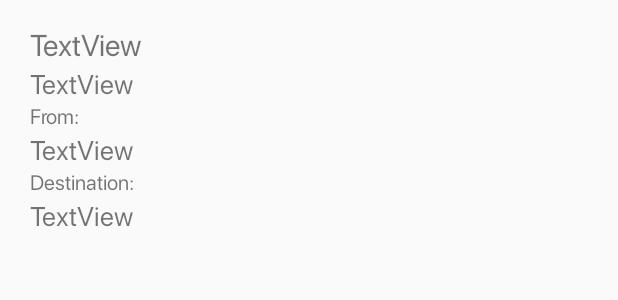
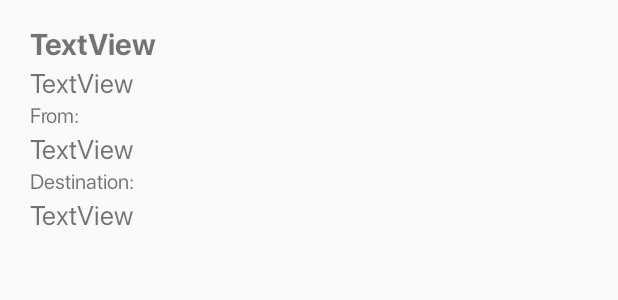
Before and after one commit to sypatricia/ReservApp, an Android app: the layout list_item_reservation.xml on its own in the app's theme, with its tools: preview values and no code run, on a phone screen of 412 x 824 dp. Shown: the top 300 px of the screen. Run offline under Robolectric (Android 15) with nearby library versions, the phone set to English and light mode, and no system bars.

Commit message:
updated ui design for reservations fragment (tbc)

```diff
--- /dev/null
+++ b/app/src/main/res/drawable/ic_add.xml
@@ -0,0 +1,5 @@
+<vector android:height="24dp" android:tint="#FFFFFF"
+    android:viewportHeight="24" android:viewportWidth="24"
+    android:width="24dp" xmlns:android="http://schemas.android.com/apk/res/android">
+    <path android:fillColor="@android:color/white" android:pathData="M19,13h-6v6h-2v-6H5v-2h6V5h2v6h6v2z"/>
+</vector>
--- a/app/src/main/res/layout/fragment_reservations.xml
+++ b/app/src/main/res/layout/fragment_reservations.xml
@@ -15,7 +15,7 @@
         <TextView
             android:layout_width="wrap_content"
             android:layout_height="wrap_content"
-            android:text="Reservations"
+            android:text="My Reservations"
             android:fontFamily="@font/bold"
             android:textColor="@color/mclblue"
             android:layout_marginBottom="25dp"
@@ -57,7 +57,8 @@
             android:drawablePadding="1dip"
             android:paddingLeft="25dp"
             android:paddingRight="25dp"
-            android:text="Add New"
+            android:text="New Reservation"
+            android:drawableLeft="@drawable/ic_add"
             android:textAllCaps="false"
             android:textColor="@color/white"
             android:textSize="18dp" />
--- a/app/src/main/res/layout/list_item_reservation.xml
+++ b/app/src/main/res/layout/list_item_reservation.xml
@@ -13,7 +13,7 @@
         android:layout_height="wrap_content"
         android:text="TextView"
         android:textSize="20dp"
-        android:fontFamily="@font/regular"
+        android:fontFamily="@font/bold"
         android:layout_marginLeft="20dp"/>
 
     <TextView
```
